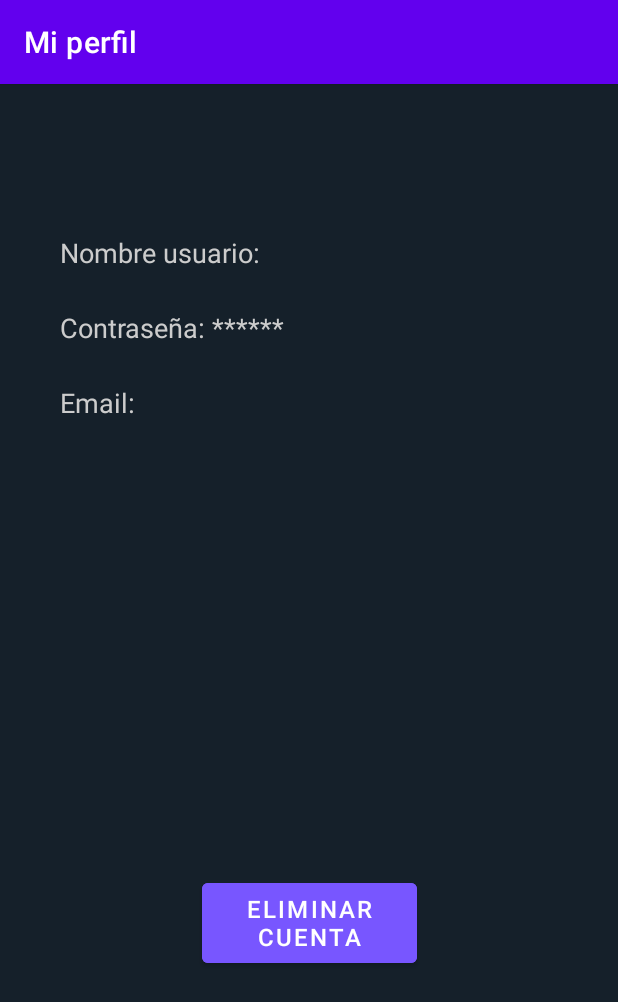
After one commit to daniel-herlop/CiberCafe, an Android app: the MiPerfil screen opened directly, with no data from a screen before it, on a phone screen of 412 x 824 dp. The commit adds this screen. Shown: the top 1002 px of the screen. Run offline under Robolectric (Android 15) with nearby library versions, the phone set to English and light mode, and no system bars; our stand-ins replace Firebase (no records; nobody signed in at launch, a user with empty details on screens opened directly).

Commit message:
MiPerfil añadido

```diff
--- a/app/src/main/AndroidManifest.xml
+++ b/app/src/main/AndroidManifest.xml
@@ -54,6 +54,10 @@
             android:name=".AnularReserva"
             android:label="Anular reserva"
             android:screenOrientation="portrait"/>
+        <activity
+            android:name=".MiPerfil"
+            android:label="Mi perfil"
+            android:screenOrientation="portrait"/>
 
         <receiver
             android:name=".AlarmReceiver"
--- a/app/src/main/java/com/example/cibercafe/Login.java
+++ b/app/src/main/java/com/example/cibercafe/Login.java
@@ -39,7 +39,6 @@ public class Login extends AppCompatActivity {
         String usuario = viewUsuario.getText().toString();
         String contraseña = viewContraseña.getText().toString();
 
-        //TODO poner error en vez de toast
         //se comprueba que se haya escrito un nombre usuario
         if (usuario.length() < 6){
             viewUsuario.setError("Usuario no válido");
--- /dev/null
+++ b/app/src/main/java/com/example/cibercafe/MiPerfil.java
@@ -0,0 +1,127 @@
+package com.example.cibercafe;
+
+import android.content.DialogInterface;
+import android.content.Intent;
+import android.os.Bundle;
+import android.view.View;
+import android.widget.TextView;
+import android.widget.Toast;
+
+import androidx.annotation.NonNull;
+import androidx.appcompat.app.AlertDialog;
+import androidx.appcompat.app.AppCompatActivity;
+
+import com.example.cibercafe.modelo.Firebase;
+import com.example.cibercafe.modelo.Usuario;
+import com.google.firebase.database.DataSnapshot;
+import com.google.firebase.database.DatabaseError;
+import com.google.firebase.database.DatabaseReference;
+import com.google.firebase.database.ValueEventListener;
+
+public class MiPerfil extends AppCompatActivity {
+    DatabaseReference databaseReference = Firebase.getDatabase();
+    String contraseña;
+    boolean contraseñaVisible = false;
+    ValueEventListener listener;
+    TextView viewContraseña;
+
+    @Override
+    protected void onCreate(Bundle savedInstanceState) {
+        super.onCreate(savedInstanceState);
+        setContentView(R.layout.mi_perfil);
+        TextView viewUsuario = findViewById(R.id.viewUsuario);
+        TextView viewEmail = findViewById(R.id.viewEmail);
+        TextView viewNombre = findViewById(R.id.viewNombre);
+        TextView viewApellidos = findViewById(R.id.viewApellidos);
+        TextView viewTelefono = findViewById(R.id.viewTelefono);
+        viewContraseña = findViewById(R.id.viewContraseña);
+        viewContraseña.setText("Contraseña: ******");
+
+        databaseReference.child("Usuarios").addValueEventListener(new ValueEventListener() {
+            @Override
+            public void onDataChange(@NonNull DataSnapshot snapshot) {
+                for(DataSnapshot objetos : snapshot.getChildren()) {
+                    Usuario usuario = objetos.getValue(Usuario.class);
+                    String user = SaveSharedPreference.getUserName(MiPerfil.this);
+                    if (usuario.getUsuario().equals(SaveSharedPreference.getUserName(MiPerfil.this))) {
+                        viewUsuario.append(" "+usuario.getUsuario());
+                        contraseña = usuario.getContraseña();
+                        viewEmail.append(" "+usuario.getEmail());
+                        if(!usuario.getNombre().equals("")){
+                            viewNombre.setVisibility(View.VISIBLE);
+                            viewNombre.append(" "+usuario.getNombre());
+                        }
+                        if(!usuario.getApellidos().equals("")){
+                            viewApellidos.setVisibility(View.VISIBLE);
+                            viewApellidos.append(" "+usuario.getApellidos());
+                        }
+                        if(usuario.getTelefono() != 0){
+                            viewTelefono.setVisibility(View.VISIBLE);
+                            viewTelefono.append(" "+usuario.getTelefono());
+                        }
+                    }
+                }
+            }
+
+            @Override
+            public void onCancelled(@NonNull DatabaseError error) {
+
+            }
+        });
+    }
+
+    public void borrarCuenta(View view) {
+        //se muestra un mensaje de confirmacion para borrar la cuenta
+        AlertDialog.Builder alertDialog = new AlertDialog.Builder(this, R.style.AlertDialogStyle);
+        alertDialog.setTitle(getResources().getString(R.string.mensajeEliminar));
+        //alertDialog.setMessage("");
+        alertDialog.setIcon(android.R.drawable.ic_dialog_alert);
+        alertDialog.setCancelable(false);
+        alertDialog.setPositiveButton("Sí", new DialogInterface.OnClickListener()
+        {
+            /**
+             * En caso de que pulsemos si, se borra nuestro usuario de la base de datos y se cierra la sesion
+             * @param dialog
+             * @param which
+             */
+                public void onClick(DialogInterface dialog, int which) {
+                    listener = databaseReference.child("Usuarios").addValueEventListener(new ValueEventListener() {
+                        @Override
+                        public void onDataChange(@NonNull DataSnapshot snapshot) {
+                            for(DataSnapshot objetos : snapshot.getChildren()) {
+                                Usuario usuario = objetos.getValue(Usuario.class);
+                                if (usuario.getUsuario().equals(SaveSharedPreference.getUserName(MiPerfil.this))) {
+                                    Usuario usuarioABorrar = new Usuario();
+                                    usuarioABorrar.setId(usuario.getId());
+                                    databaseReference.child("Usuarios").child(usuarioABorrar.getId()).removeValue();
+                                    Toast.makeText(MiPerfil.this, "Usuario eliminado", Toast.LENGTH_SHORT).show();
+                                    SaveSharedPreference.clearUserName(MiPerfil.this);
+                                    Intent intentAutentificacion = new Intent(MiPerfil.this, MainActivity.class);
+                                    startActivity(intentAutentificacion);
+                                }
+                            }
+                            //nos desuscribimos del listener
+                            databaseReference.child("Usuarios").removeEventListener(listener);
+                        }
+
+                        @Override
+                        public void onCancelled(@NonNull DatabaseError error) {
+
+                        }
+                    });
+                }
+            });
+            alertDialog.setNegativeButton("No", null);
+            alertDialog.show();
+    }
+
+    public void mostrarContraseña(View view) {
+        contraseñaVisible = !contraseñaVisible;
+        if(contraseñaVisible){
+            viewContraseña.setText("Contraseña: " +contraseña);
+        }
+        else{
+            viewContraseña.setText("Contraseña: ******");
+        }
+    }
+}
--- a/app/src/main/java/com/example/cibercafe/Registro.java
+++ b/app/src/main/java/com/example/cibercafe/Registro.java
@@ -113,7 +113,7 @@ public class Registro extends AppCompatActivity {
 
                         //nos desuscribimos del listener para que no vuelva a entrar al metodo
                         // y salte el error al existir el usuario que acabamos de crear
-                        databaseReference.child("Usuarios").removeEventListener(this);
+                        databaseReference.child("Usuarios").removeEventListener(listener);
                         SaveSharedPreference.setUserName(Registro.this, entradaUsuario.getText().toString());
                         Intent replyIntent = new Intent();
                         setResult(RESULT_OK, replyIntent);
--- /dev/null
+++ b/app/src/main/res/layout/mi_perfil.xml
@@ -0,0 +1,95 @@
+<?xml version="1.0" encoding="utf-8"?>
+<androidx.constraintlayout.widget.ConstraintLayout xmlns:android="http://schemas.android.com/apk/res/android"
+    xmlns:app="http://schemas.android.com/apk/res-auto"
+    xmlns:tools="http://schemas.android.com/tools"
+    android:layout_width="match_parent"
+    android:layout_height="match_parent"
+    android:background="@color/primary">
+
+    <TextView
+        android:id="@+id/viewUsuario"
+        android:layout_width="wrap_content"
+        android:layout_height="wrap_content"
+        android:layout_marginStart="40dp"
+        android:layout_marginTop="100dp"
+        android:text="@string/usuario"
+        android:textColor="@color/primary_text"
+        android:textSize="18dp"
+        app:layout_constraintStart_toStartOf="parent"
+        app:layout_constraintTop_toTopOf="parent" />
+
+    <TextView
+        android:id="@+id/viewContraseña"
+        android:layout_width="wrap_content"
+        android:layout_height="wrap_content"
+        android:layout_marginTop="25dp"
+        android:clickable="true"
+        android:onClick="mostrarContraseña"
+        android:text="@string/contraseña"
+        android:textColor="@color/primary_text"
+        android:textSize="18dp"
+        app:layout_constraintStart_toStartOf="@+id/viewUsuario"
+        app:layout_constraintTop_toBottomOf="@+id/viewUsuario" />
+
+    <TextView
+        android:id="@+id/viewNombre"
+        android:layout_width="wrap_content"
+        android:layout_height="wrap_content"
+        android:layout_marginTop="25dp"
+        android:text="@string/nombre"
+        android:textColor="@color/primary_text"
+        android:textSize="18dp"
+        android:visibility="invisible"
+        app:layout_constraintStart_toStartOf="@+id/viewEmail"
+        app:layout_constraintTop_toBottomOf="@+id/viewEmail" />
+
+    <TextView
+        android:id="@+id/viewApellidos"
+        android:layout_width="wrap_content"
+        android:layout_height="wrap_content"
+        android:layout_marginTop="25dp"
+        android:text="@string/apellidos"
+        android:textColor="@color/primary_text"
+        android:textSize="18dp"
+        android:visibility="invisible"
+        app:layout_constraintStart_toStartOf="@+id/viewNombre"
+        app:layout_constraintTop_toBottomOf="@+id/viewNombre" />
+
+    <TextView
+        android:id="@+id/viewTelefono"
+        android:layout_width="wrap_content"
+        android:layout_height="wrap_content"
+        android:layout_marginTop="25dp"
+        android:text="@string/telefono"
+        android:textColor="@color/primary_text"
+        android:textSize="18dp"
+        android:visibility="invisible"
+        app:layout_constraintStart_toStartOf="@+id/viewApellidos"
+        app:layout_constraintTop_toBottomOf="@+id/viewApellidos" />
+
+    <TextView
+        android:id="@+id/viewEmail"
+        android:layout_width="wrap_content"
+        android:layout_height="wrap_content"
+        android:layout_marginTop="25dp"
+        android:text="@string/mail"
+        android:textColor="@color/primary_text"
+        android:textCursorDrawable="@null"
+        android:textSize="18dp"
+        app:layout_constraintStart_toStartOf="@+id/viewContraseña"
+        app:layout_constraintTop_toBottomOf="@+id/viewContraseña" />
+
+    <Button
+        android:id="@+id/botonBorrarCuenta"
+        android:layout_width="143dp"
+        android:layout_height="65dp"
+        android:layout_marginTop="152dp"
+        android:backgroundTint="@color/icons"
+        android:onClick="borrarCuenta"
+        android:text="@string/borrar"
+        android:textSize="16dp"
+        app:layout_constraintEnd_toEndOf="parent"
+        app:layout_constraintStart_toStartOf="parent"
+        app:layout_constraintTop_toBottomOf="@+id/viewTelefono" />
+
+</androidx.constraintlayout.widget.ConstraintLayout>
--- a/app/src/main/res/menu/menu_opciones.xml
+++ b/app/src/main/res/menu/menu_opciones.xml
@@ -3,8 +3,8 @@
     xmlns:android="http://schemas.android.com/apk/res/android">
 
     <item
-        android:id="@+id/borrar"
-        android:title="@string/borrar" />
+        android:id="@+id/miPerfil"
+        android:title="@string/miPerfil" />
     <item
         android:id="@+id/cerrarSesion"
         android:title="@string/cerrarSesion" />
--- a/app/src/main/res/values/strings.xml
+++ b/app/src/main/res/values/strings.xml
@@ -15,9 +15,10 @@
     <string name="confirmar">Confirmar</string>
     <string name="dia">Seleccione fecha:</string>
     <string name="instalacion">Seleccione producto:</string>
-    <string name="borrar">Borrar cuenta</string>
+    <string name="borrar">Eliminar cuenta</string>
     <string name="mensajeEliminar">Desea eliminar su cuenta?</string>
     <string name="anular">Anular reservas</string>
     <string name="anularSeleccionadas">Anular reservas seleccionadas</string>
     <string name="ubicacion">Ubicacion</string>
+    <string name="miPerfil">Mi perfil </string>
 </resources>
```
Also changed, not shown: app/src/main/java/com/example/cibercafe/MainActivity.java (+4 -63 lines), app/src/main/res/layout/login.xml (+7 -7 lines), app/src/main/res/layout/registro.xml (+25 -25 lines).
